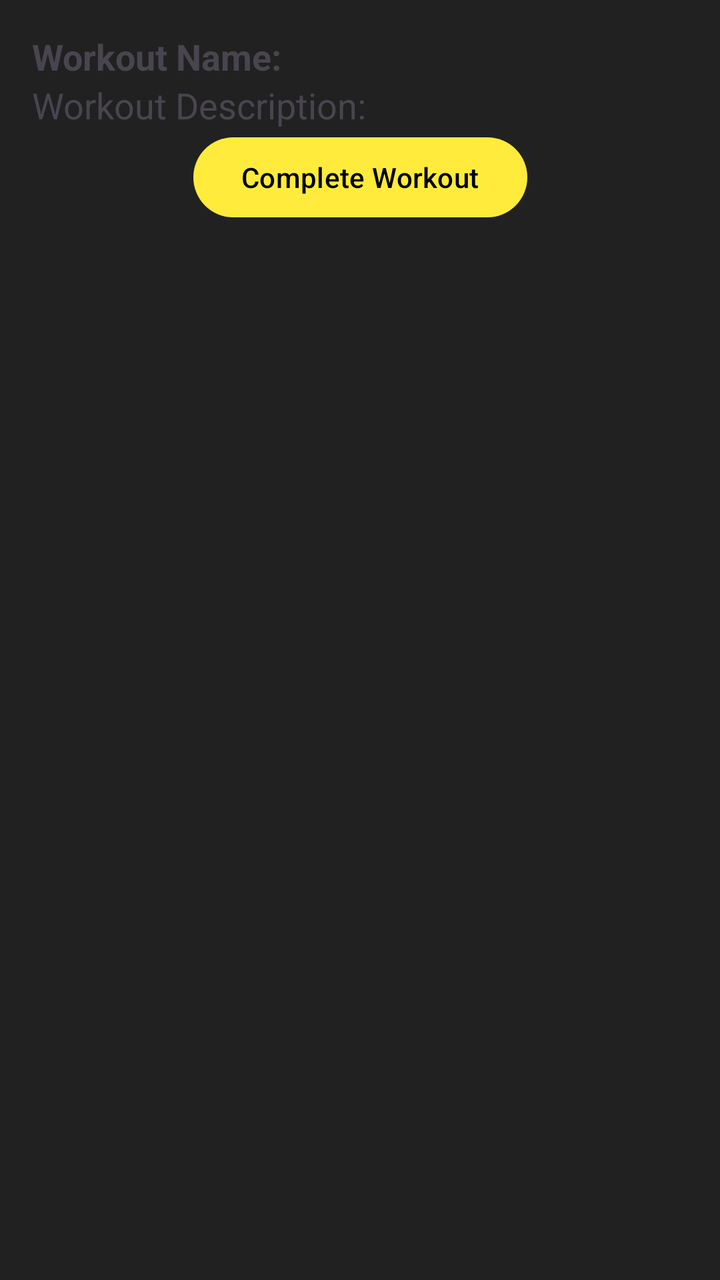
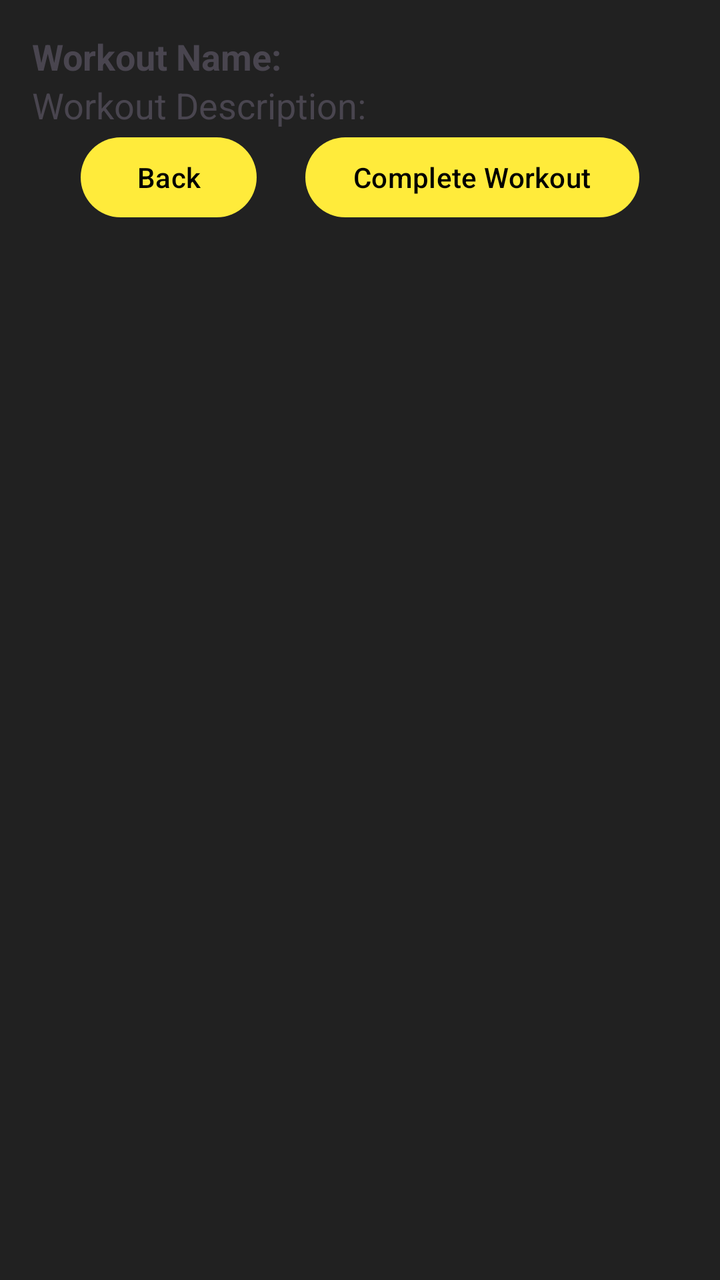

Before-and-after screenshots of an Android layout around one commit, followed by the original layout XML and the change that was made.
<!-- AndroidManifest.xml: application theme Theme.MyFit -->
<!-- res/layout/fragment_workout_detail.xml -->
<?xml version="1.0" encoding="utf-8"?>
<androidx.constraintlayout.widget.ConstraintLayout xmlns:android="http://schemas.android.com/apk/res/android"
    android:layout_width="match_parent"
    android:layout_height="match_parent"
    xmlns:app="http://schemas.android.com/apk/res-auto"
    android:orientation="vertical"
    android:padding="16dp">

    
    <TextView
        android:id="@+id/workoutName"
        android:layout_width="match_parent"
        android:layout_height="wrap_content"
        app:layout_constraintStart_toStartOf="parent"
        app:layout_constraintEnd_toEndOf="parent"
        app:layout_constraintTop_toTopOf="parent"
        android:textSize="@dimen/text_size_h2"
        android:textStyle="bold"
        android:text="@string/workout_name" />

    
    <TextView
        android:id="@+id/workoutDesc"
        android:layout_width="match_parent"
        android:layout_height="wrap_content"
        app:layout_constraintTop_toBottomOf="@id/workoutName"
        app:layout_constraintStart_toStartOf="parent"
        app:layout_constraintEnd_toEndOf="parent"
        android:textSize="@dimen/text_size_h2"
        android:text="@string/workout_desc"
        android:layout_marginBottom="@dimen/fragment_padding"/>

    
    <androidx.recyclerview.widget.RecyclerView
        android:id="@+id/exerciseRecycler"
        app:layout_constraintTop_toBottomOf="@id/workoutDesc"
        app:layout_constraintStart_toStartOf="parent"
        app:layout_constraintEnd_toEndOf="parent"
        android:layout_width="match_parent"
        android:layout_height="0dp" />

    
    <Button
        android:id="@+id/btnCompleteWorkout"
        android:layout_width="wrap_content"
        android:layout_height="wrap_content"
        app:layout_constraintTop_toBottomOf="@id/exerciseRecycler"
        app:layout_constraintStart_toStartOf="parent"
        app:layout_constraintEnd_toEndOf="parent"
        android:text="@string/complete_workout"/>
</androidx.constraintlayout.widget.ConstraintLayout>
<!-- resources referenced by this layout -->
<resources>
  <dimen name="fragment_padding">16dp</dimen>
  <dimen name="text_size_h2">18sp</dimen>
  <string name="complete_workout">Complete Workout</string>
  <string name="workout_desc">Workout Description: </string>
  <string name="workout_name">Workout Name: </string>
  <style name="Theme.MyFit" parent="Base.Theme.MyFit" />
  <style name="Base.Theme.MyFit" parent="Theme.Material3.DayNight.NoActionBar">
  
          
          <item name="colorPrimary">@color/yellowAccent</item>
          <item name="colorPrimaryVariant">@color/yellowAccentDark</item>
          <item name="colorOnPrimary">@android:color/black</item>
  
          
          <item name="android:windowBackground">@color/darkGreyBackground</item>
  
          
          <item name="colorSecondary">@color/yellowAccent</item>
          <item name="colorOnSecondary">@android:color/black</item>
  
          
          <item name="android:textColorPrimary">@android:color/white</item>
          <item name="android:textColorSecondary">@android:color/darker_gray</item>
  
      </style>
  <color name="yellowAccent">#FFEB3B</color>
  <color name="yellowAccentDark">#FBC02D</color>
  <color name="darkGreyBackground">#212121</color>
</resources>

<!-- the commit's change to res/layout/fragment_workout_detail.xml (unified diff, before → after) -->
@@ -45,7 +45,18 @@
         android:layout_width="wrap_content"
         android:layout_height="wrap_content"
         app:layout_constraintTop_toBottomOf="@id/exerciseRecycler"
+        app:layout_constraintEnd_toEndOf="parent"
+        app:layout_constraintStart_toEndOf="@id/btnBack"
+
+        android:text="@string/complete_workout"/>
+
+    <Button
+        android:id="@+id/btnBack"
+        android:layout_width="wrap_content"
+        android:layout_height="wrap_content"
+        app:layout_constraintTop_toBottomOf="@id/exerciseRecycler"
         app:layout_constraintStart_toStartOf="parent"
-        app:layout_constraintEnd_toEndOf="parent"
-        android:text="@string/complete_workout"/>
+        app:layout_constraintEnd_toStartOf="@id/btnCompleteWorkout"
+        android:text="@string/back"/>
+
 </androidx.constraintlayout.widget.ConstraintLayout>
<!-- resource entries referenced after the edit -->
@@ -2,6 +2,7 @@
 <resources>
   <dimen name="fragment_padding">16dp</dimen>
   <dimen name="text_size_h2">18sp</dimen>
+  <string name="back">Back</string>
   <string name="complete_workout">Complete Workout</string>
   <string name="workout_desc">Workout Description: </string>
   <string name="workout_name">Workout Name: </string>
